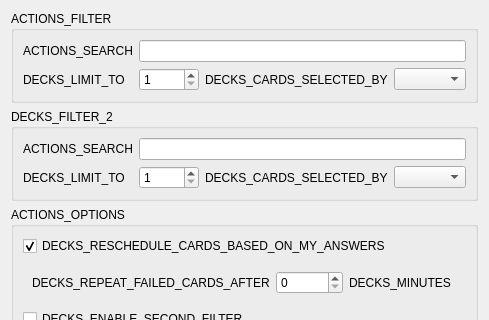
Old version of the form qt/aqt/forms/dyndconf.ui in the repository ankitects/anki; both pictures show x 0 to 489 and y 0 to 320 of the 489 by 472 pixel window.
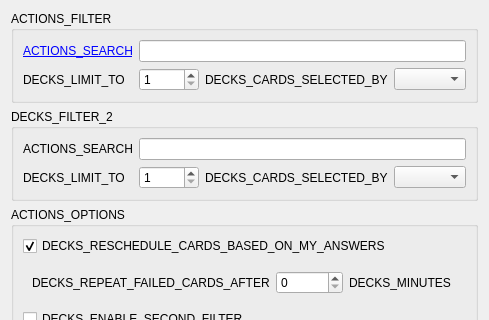
New version of the form.

Commit message: Add button in dynDeckConf to search in browser

```diff
--- a/qt/aqt/forms/dyndconf.ui
+++ b/qt/aqt/forms/dyndconf.ui
@@ -6,7 +6,7 @@
    <rect>
     <x>0</x>
     <y>0</y>
-    <width>392</width>
+    <width>416</width>
     <height>472</height>
    </rect>
   </property>
@@ -21,20 +21,44 @@
      </property>
      <layout class="QGridLayout" name="gridLayout">
       <item row="1" column="0">
+       <widget class="QPushButton" name="search_button">
+        <property name="font">
+         <font>
+          <underline>true</underline>
+         </font>
+        </property>
+        <property name="toolTip">
+         <string>SEARCH_VIEW_IN_BROWSER</string>
+        </property>
+        <property name="styleSheet">
+         <string notr="true">QPushButton { text-align: left; color: blue; padding: 0; border: 0 }</string>
+        </property>
+        <property name="text">
+         <string>ACTIONS_SEARCH</string>
+        </property>
+        <property name="autoDefault">
+         <bool>false</bool>
+        </property>
+        <property name="flat">
+         <bool>true</bool>
+        </property>
+       </widget>
+      </item>
+      <item row="2" column="0">
        <widget class="QLabel" name="label_5">
         <property name="text">
          <string>DECKS_LIMIT_TO</string>
         </property>
        </widget>
       </item>
-      <item row="0" column="0">
-       <widget class="QLabel" name="label_2">
+      <item row="2" column="3">
+       <widget class="QLabel" name="label">
         <property name="text">
-         <string>ACTIONS_SEARCH</string>
+         <string>DECKS_CARDS_SELECTED_BY</string>
         </property>
        </widget>
       </item>
-      <item row="1" column="1">
+      <item row="2" column="2">
        <widget class="QSpinBox" name="limit">
         <property name="maximumSize">
          <size>
@@ -50,19 +74,12 @@
         </property>
        </widget>
       </item>
-      <item row="1" column="2">
-       <widget class="QLabel" name="label">
-        <property name="text">
-         <string>DECKS_CARDS_SELECTED_BY</string>
-        </property>
-       </widget>
-      </item>
-      <item row="0" column="1" colspan="4">
-       <widget class="QLineEdit" name="search"/>
-      </item>
-      <item row="1" column="3" colspan="2">
+      <item row="2" column="4" colspan="2">
        <widget class="QComboBox" name="order"/>
       </item>
+      <item row="1" column="2" colspan="4">
+       <widget class="QLineEdit" name="search"/>
+      </item>
      </layout>
     </widget>
    </item>
```
The commit also changes 3 other files.
